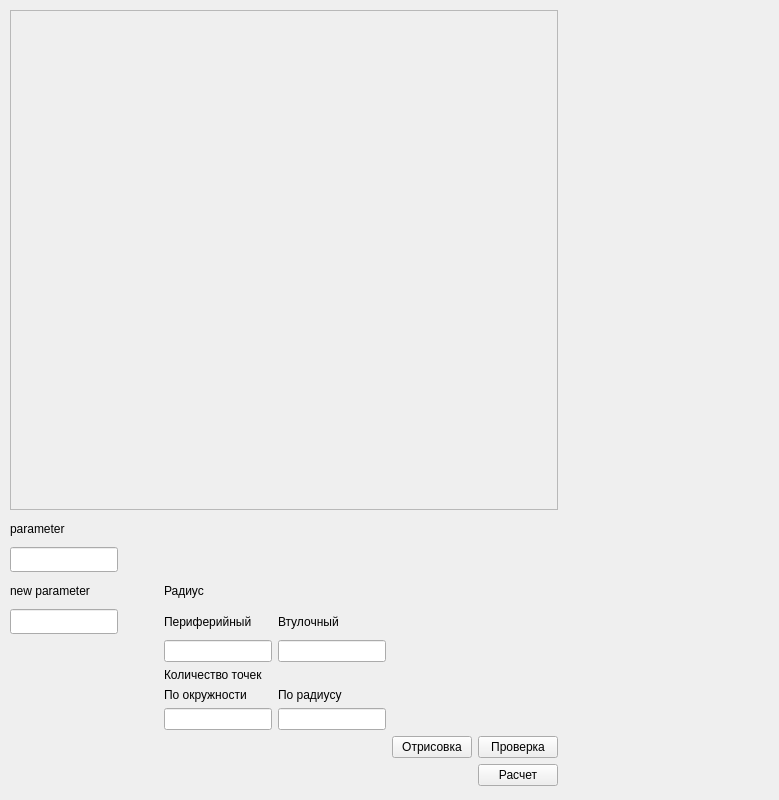
This is ui/coef_window.ui in borodarussia/defineParameterFieldAfterFluent as Qt 5 draws it before an edit. The edited form follows.
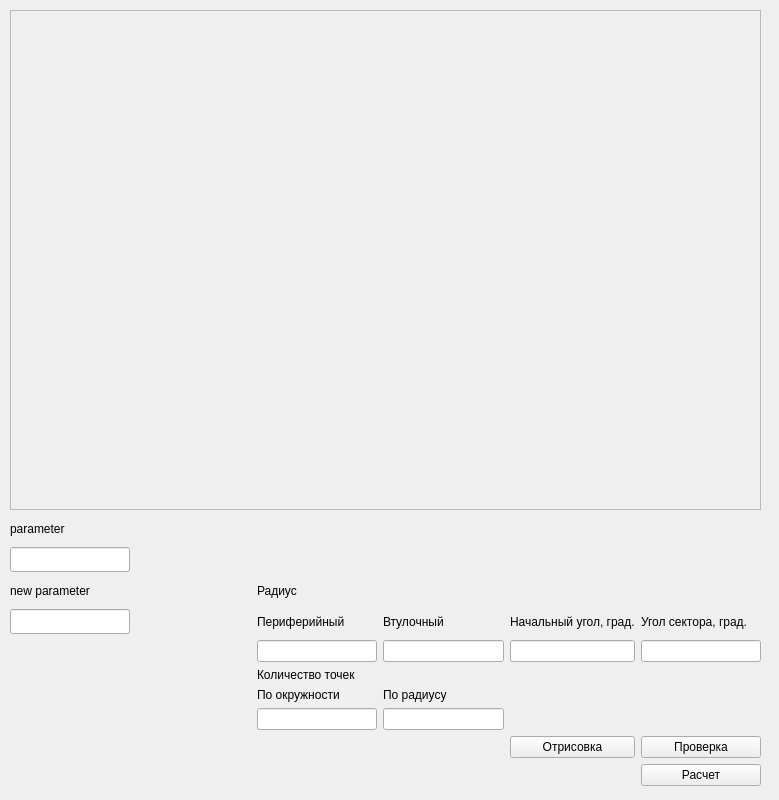
This is the edited form.

```diff
--- a/ui/coef_window.ui
+++ b/ui/coef_window.ui
@@ -30,13 +30,13 @@
     <rect>
      <x>10</x>
      <y>10</y>
-     <width>761</width>
-     <height>781</height>
+     <width>751</width>
+     <height>776</height>
     </rect>
    </property>
    <layout class="QGridLayout" name="gridLayout" rowstretch="0,0">
     <property name="sizeConstraint">
-     <enum>QLayout::SetFixedSize</enum>
+     <enum>QLayout::SetMinAndMaxSize</enum>
     </property>
     <item row="1" column="0">
      <layout class="QGridLayout" name="gridLayout_2">
@@ -250,6 +250,26 @@
         </property>
        </widget>
       </item>
+      <item row="4" column="4">
+       <widget class="QLineEdit" name="startAngle"/>
+      </item>
+      <item row="4" column="5">
+       <widget class="QLineEdit" name="sectorAngle"/>
+      </item>
+      <item row="3" column="4">
+       <widget class="QLabel" name="label_2">
+        <property name="text">
+         <string>Начальный угол, град.</string>
+        </property>
+       </widget>
+      </item>
+      <item row="3" column="5">
+       <widget class="QLabel" name="label_4">
+        <property name="text">
+         <string>Угол сектора, град.</string>
+        </property>
+       </widget>
+      </item>
      </layout>
     </item>
     <item row="0" column="0">
```
